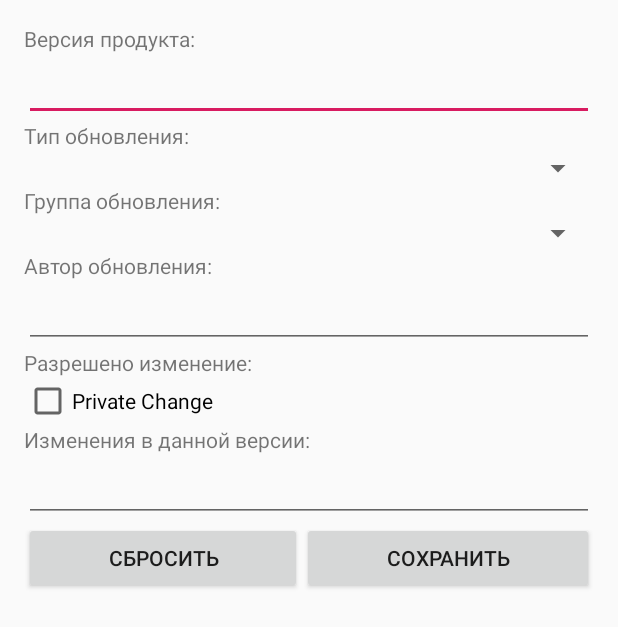
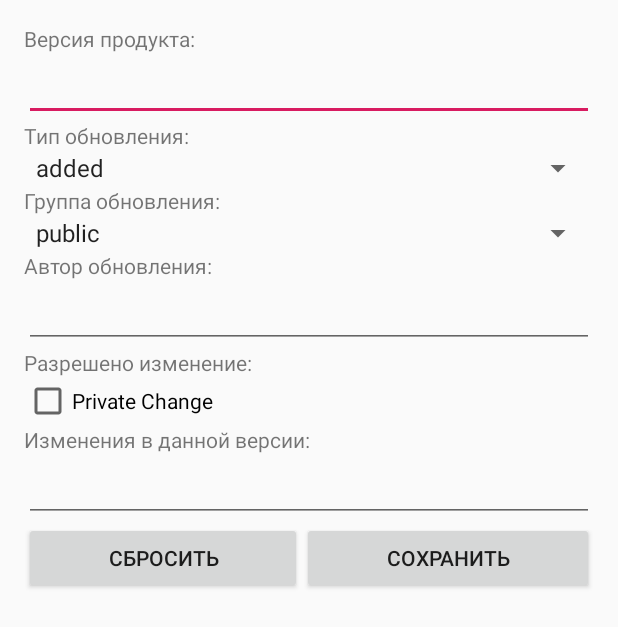
Before and after one commit to DenisBarbar/ChangeLoggerGIT, an Android app: the SingleChangeFragment screen opened directly, with no data from a screen before it, on a phone screen of 412 x 824 dp. Shown: the top 627 px of the screen. Run offline under Robolectric (Android 15) with nearby library versions, the phone set to English and light mode, and no system bars; 5 statements that could not run were skipped.

Commit message:
Spiners fixed

```diff
--- a/ChangeLogger/app/src/main/AndroidManifest.xml
+++ b/ChangeLogger/app/src/main/AndroidManifest.xml
@@ -15,7 +15,7 @@
         android:supportsRtl="true"
         android:theme="@style/AppTheme">
         <activity
-            android:name=".LoginActivity"
+            android:name=".MainActivity"
             android:label="@string/app_name"
             android:theme="@style/AppTheme.NoActionBar">
             <intent-filter>
@@ -24,7 +24,6 @@
                 <category android:name="android.intent.category.LAUNCHER" />
             </intent-filter>
         </activity>
-        <activity android:name=".MainActivity"></activity>
         <activity android:name=".SingleChangeActivity"></activity>
     </application>
 
--- a/ChangeLogger/app/src/main/java/com/fast_report/changelogger/ChangeLab.java
+++ b/ChangeLogger/app/src/main/java/com/fast_report/changelogger/ChangeLab.java
@@ -22,8 +22,8 @@ public class ChangeLab {
         for (int i = 0; i < 100; i++){
             Change change = new Change();
             change.setVersion("1.0" + i);
-            change.setType("тип");
-            change.setGroup("группа");
+            change.setType("changed");
+            change.setGroup("public");
             change.setAuthor("автор");
             change.setChangedText("Изменения в данной версии");
             mChanges.add(change);
--- a/ChangeLogger/app/src/main/java/com/fast_report/changelogger/SingleChangeFragment.java
+++ b/ChangeLogger/app/src/main/java/com/fast_report/changelogger/SingleChangeFragment.java
@@ -15,6 +15,7 @@ import android.widget.EditText;
 import android.widget.Spinner;
 
 import java.util.UUID;
+import java.util.concurrent.Callable;
 
 public class SingleChangeFragment extends Fragment {
 
@@ -27,6 +28,8 @@ public class SingleChangeFragment extends Fragment {
     private Spinner mGroupSpinner;
     private Button mSaveButton;
     private Button mResetButton;
+    String[] typeArray;
+    String[] groupArray;
 
     public static SingleChangeFragment newInstance(UUID changeId){
         Bundle args = new Bundle();
@@ -56,21 +59,23 @@ public class SingleChangeFragment extends Fragment {
 
         mTextField = (EditText) v.findViewById(R.id.text_field);
         mTextField.setText(mChange.getChangedText());
-        /*
-        // адаптер
-        ArrayAdapter<String> adapter = ArrayAdapter.createFromResource(this, R.array.products, android.R.layout.simple_spinner_item);
-        adapter.setDropDownViewResource(android.R.layout.simple_spinner_dropdown_item);
 
         mTypeSpinner = (Spinner) v.findViewById(R.id.type_spinner);
-        mTypeSpinner.setAdapter(adapter);
-        // заголовок
-        mTypeSpinner.setPrompt("Title");
-        // выделяем элемент
-        mTypeSpinner.setSelection(2);
-
-        */
+        // получаем ресурсы
+        typeArray = getResources().getStringArray(R.array.types_array);
+        // создаем адаптер
+        ArrayAdapter<String> typeAdapter = new ArrayAdapter(this.getContext(), android.R.layout.simple_spinner_item, typeArray);
+        mTypeSpinner.setAdapter(typeAdapter);
+        updateTypeSpinner();
 
         mGroupSpinner = (Spinner) v.findViewById(R.id.group_spinner);
+        // получаем ресурс
+        groupArray = getResources().getStringArray(R.array.groups_array);
+        // создаем адаптер
+        ArrayAdapter<String> groupAdapter = new ArrayAdapter(this.getContext(), android.R.layout.simple_spinner_item, groupArray);
+        mGroupSpinner.setAdapter(groupAdapter);
+        updateGroupSpinner();
+
         mSaveButton = (Button) v.findViewById(R.id.save_button);
         mSaveButton.setOnClickListener(new View.OnClickListener() {
             @Override
@@ -78,6 +83,8 @@ public class SingleChangeFragment extends Fragment {
                 mChange.setVersion(mVersionField.getText().toString());
                 mChange.setAuthor(mAuthorField.getText().toString());
                 mChange.setChangedText(mTextField.getText().toString());
+                mChange.setType(mTypeSpinner.getSelectedItem().toString());
+                mChange.setGroup(mGroupSpinner.getSelectedItem().toString());
             }
         });
         mResetButton = (Button) v.findViewById(R.id.reset_button);
@@ -88,10 +95,26 @@ public class SingleChangeFragment extends Fragment {
                 mVersionField.setText(mChange.getVersion());
                 mAuthorField.setText(mChange.getAuthor());
                 mTextField.setText(mChange.getChangedText());
+                updateTypeSpinner();
+                updateGroupSpinner();
             }
         });
 
 
         return v;
     }
+    private void updateTypeSpinner(){
+        for (int i=0; i<typeArray.length; i++){
+            if (mChange.getType().equals(typeArray[i])) {
+                mTypeSpinner.setSelection(i);
+            }
+        }
+    }
+    private void updateGroupSpinner(){
+        for (int i=0; i<groupArray.length; i++){
+            if (mChange.getGroup().equals(groupArray[i])) {
+                mGroupSpinner.setSelection(i);
+            }
+        }
+    }
 }
--- a/ChangeLogger/app/src/main/res/values/strings.xml
+++ b/ChangeLogger/app/src/main/res/values/strings.xml
@@ -48,6 +48,19 @@
         <item>Product 4</item>
         <item>Product 5</item>
     </string-array>
+
+    <string-array name="types_array">
+        <item>added</item>
+        <item>changed</item>
+        <item>fixed</item>
+        <item>deleted</item>
+    </string-array>
+
+    <string-array name="groups_array">
+        <item>public</item>
+        <item>private</item>
+    </string-array>
+
     <string name="title_activity_login">ChangeLogger</string>
     <!-- Strings related to login -->
     <string name="prompt_email">Email</string>
```
